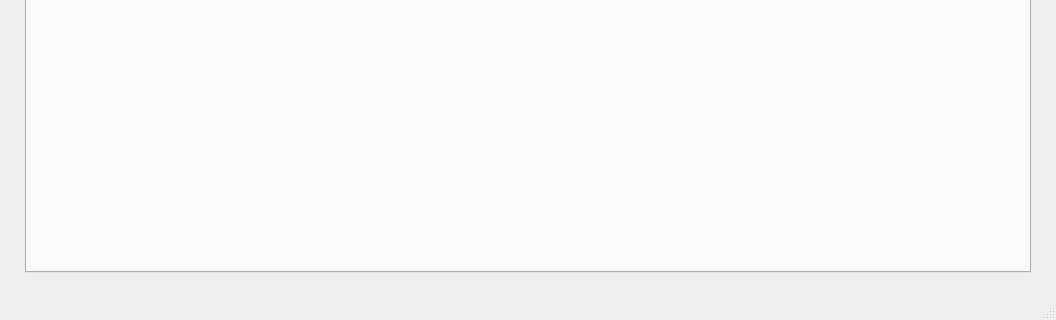
First picture: the form in cyanochew/mainWindow.ui, repository polfeliu/Cyanochew, before the edit; both pictures show x 0 to 1056 and y 321 to 641 of the 1056 by 641 pixel window.
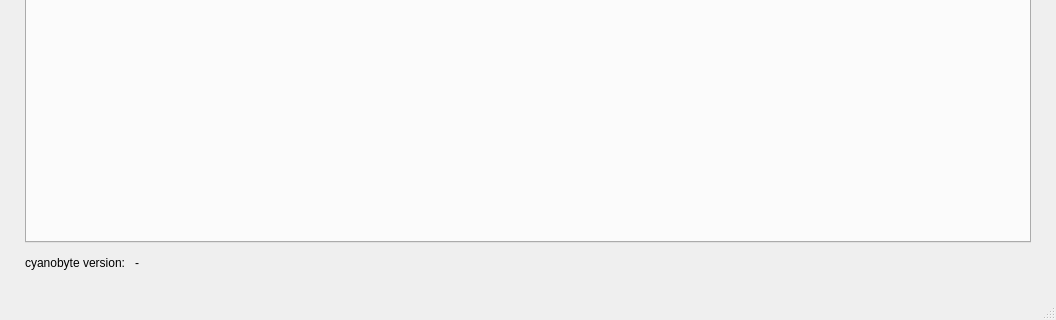
Second picture: the form after the edit. The open tabs and pages were chosen to show the change.

Commit message: Started to load parameters from files into the fiels of the ui

Diff of the .ui file:
```diff
--- a/cyanochew/mainWindow.ui
+++ b/cyanochew/mainWindow.ui
@@ -72,6 +72,37 @@
       </widget>
      </widget>
     </item>
+    <item>
+     <layout class="QHBoxLayout" name="horizontalLayout">
+      <item>
+       <widget class="QLabel" name="label_2">
+        <property name="text">
+         <string>cyanobyte version:</string>
+        </property>
+       </widget>
+      </item>
+      <item>
+       <widget class="QLabel" name="cyanobyteVersion">
+        <property name="text">
+         <string>-</string>
+        </property>
+       </widget>
+      </item>
+      <item>
+       <spacer name="horizontalSpacer">
+        <property name="orientation">
+         <enum>Qt::Horizontal</enum>
+        </property>
+        <property name="sizeHint" stdset="0">
+         <size>
+          <width>40</width>
+          <height>20</height>
+         </size>
+        </property>
+       </spacer>
+      </item>
+     </layout>
+    </item>
    </layout>
   </widget>
   <widget class="QMenuBar" name="menubar">
```
Left out of the diff: 4 changed lines with no effect on the pictures. The commit also changes 4 other files.
